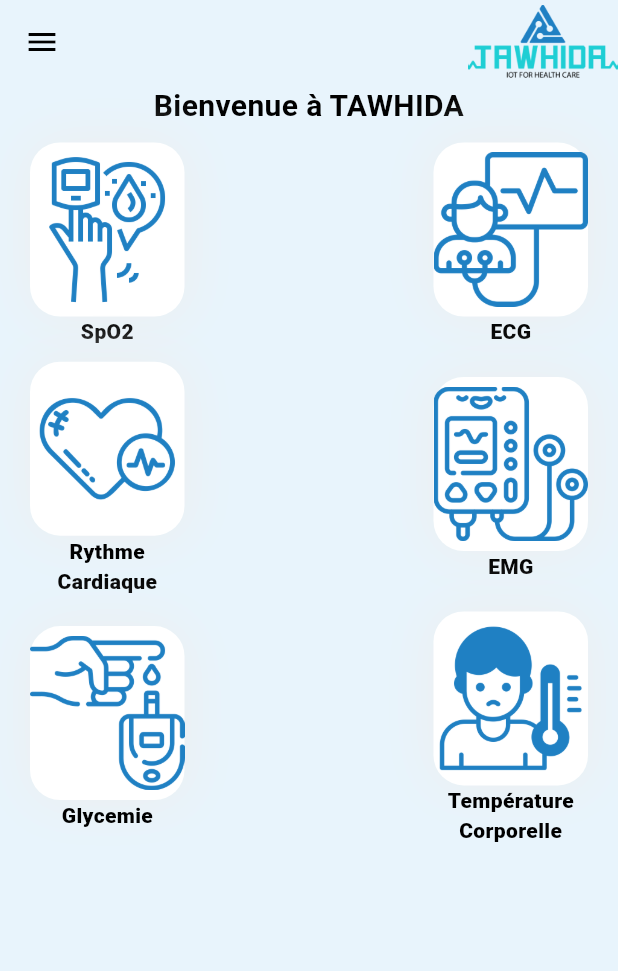
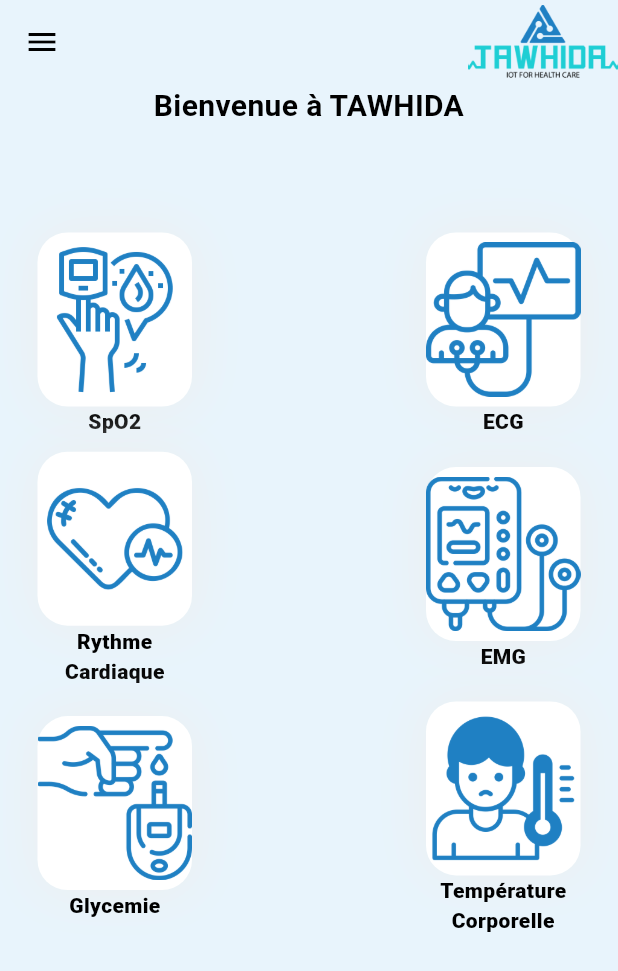
Before and after one commit to icvf/Tawhida, a Flutter app: the HomePage screen opened directly, on a phone screen of 412 x 824 dp. Shown: the top 971 px of the screen. Run offline on Flutter 3.47's test engine with Material 3 defaults, Android fonts, the phone set to English and light mode, and no system bars; our stand-ins replace persistent_bottom_nav_bar; Roboto replaces fonts that are missing (Poppins).

Commit message:
after changes

```diff
--- a/lib/buttonNav/HomePage.dart
+++ b/lib/buttonNav/HomePage.dart
@@ -1,6 +1,8 @@
 // ignore_for_file: file_names
 
 import 'package:flutter/material.dart';
+import 'package:tawhida/PagesHome/glycemie.dart';
+import 'package:tawhida/PagesHome/temp.dart';
 
 class HomePage extends StatelessWidget {
   const HomePage({super.key});
@@ -31,7 +33,7 @@ class HomePage extends StatelessWidget {
         ],
       ),
       body: Padding(
-        padding: EdgeInsets.symmetric(horizontal: 20),
+        padding: EdgeInsets.symmetric(horizontal: 25),
         child: Expanded(
           child: Column(
             crossAxisAlignment: CrossAxisAlignment.stretch,
@@ -47,7 +49,7 @@ class HomePage extends StatelessWidget {
                   ),
                 ),
               ),
-              SizedBox(height: 10),
+              SizedBox(height: 70),
               Row(
                 mainAxisAlignment: MainAxisAlignment.spaceBetween,
                 children: [
@@ -235,7 +237,10 @@ class HomePage extends StatelessWidget {
                     children: [
                       InkWell(
                         onTap: () {
-                          /* Do something here */
+                          Navigator.push(
+                              context,
+                              MaterialPageRoute(
+                                  builder: (context) => glycemie()));
                         },
                         child: Container(
                           height: 116,
@@ -277,7 +282,8 @@ class HomePage extends StatelessWidget {
                     children: [
                       InkWell(
                         onTap: () {
-                          /* Do something here */
+                          Navigator.push(context,
+                              MaterialPageRoute(builder: (context) => tempc()));
                         },
                         child: Container(
                           height: 116,
@@ -293,10 +299,10 @@ class HomePage extends StatelessWidget {
                               )
                             ],
                           ),
-                          child: SizedBox(
+                          child: const SizedBox(
                             height: 45,
                             width: 45,
-                            child: const ImageIcon(
+                            child: ImageIcon(
                               AssetImage("assets/images/TC.png"),
                               color: Color.fromRGBO(31, 128, 195, 1),
                               size: 40,
--- a/lib/main.dart
+++ b/lib/main.dart
@@ -1,5 +1,6 @@
 import 'package:flutter/material.dart';
 import 'package:tawhida/login/LoginPage.dart';
+import 'package:persistent_bottom_nav_bar/persistent_tab_view.dart';
 
 void main() {
   runApp(const MyApp());
--- a/pubspec.yaml
+++ b/pubspec.yaml
@@ -30,6 +30,7 @@ environment:
 dependencies:
   flutter:
     sdk: flutter
+    persistent_bottom_nav_bar: ^4.0.1
 
 
   # The following adds the Cupertino Icons font to your application.
```
Also changed, not shown: lib/PagesHome/glycemie.dart (added, +48 -0 lines), lib/PagesHome/temp.dart (added, +17 -0 lines).
